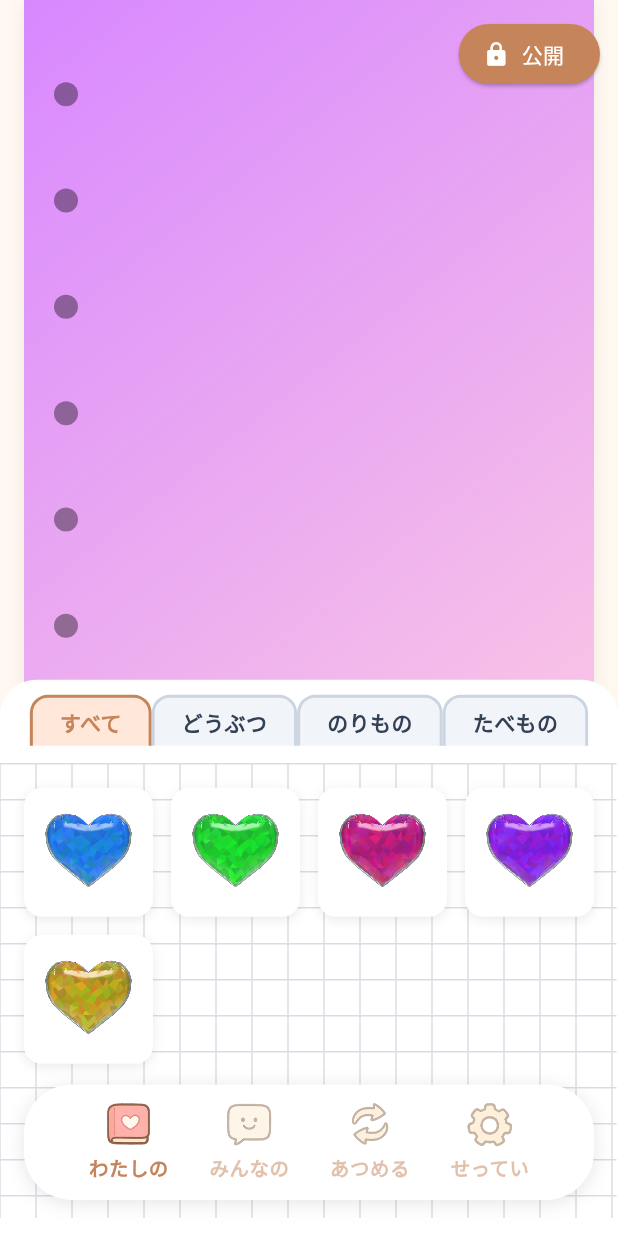
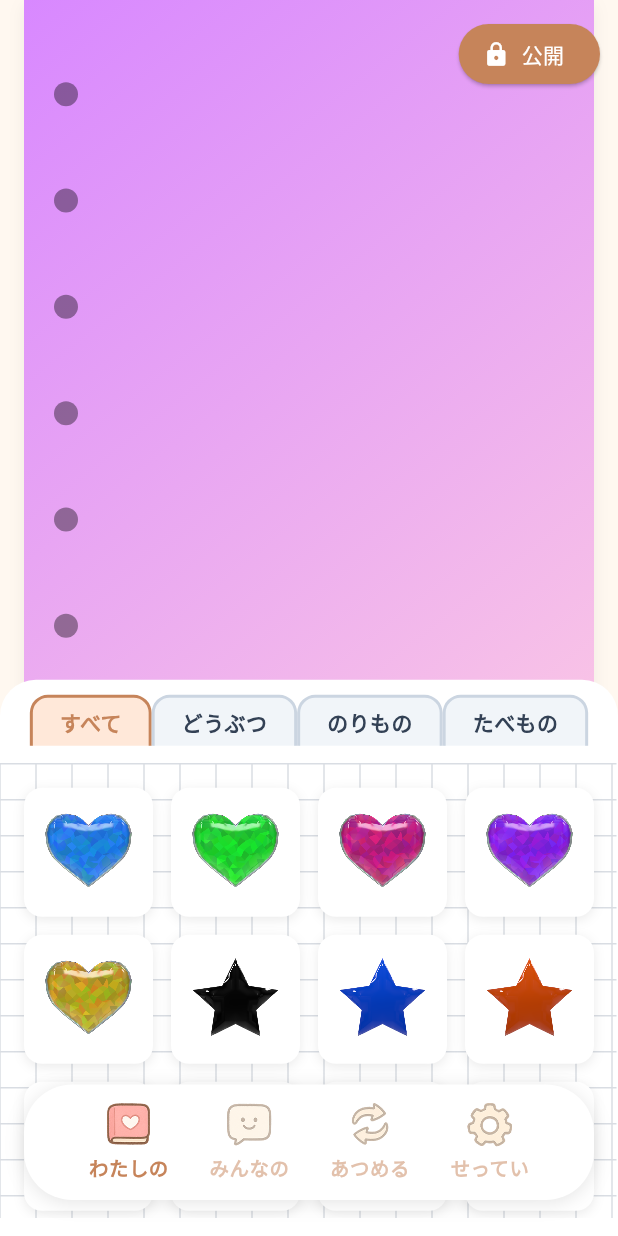
Before and after one commit to p2hacks2025/post-04, a Flutter app: the screen it shows after launch, on a phone screen of 412 x 824 dp. Run offline on Flutter 3.47's test engine with Material 3 defaults, Android fonts, the phone set to English and light mode, and no system bars; our stand-ins replace cloud_firestore, firebase_auth, firebase_core, google_fonts; missing offline and left inert: model_viewer_plus, photo_manager; accounts and stored records are empty; network calls fail; statements that could not run were skipped.

Commit message:
feat: ハート・星を追加

```diff
--- a/lib/features/sticker_book/data/sticker_master.dart
+++ b/lib/features/sticker_book/data/sticker_master.dart
@@ -59,4 +59,76 @@ const List<StickerData> stickerMasterData = [
     iconPath: 'assets/seals/hurt_yell_holo.png',
     rarity: 3,
   ),
+  StickerData(
+    number: 10,
+    id: 'star_black_001',
+    name: 'ほし（ブラック）',
+    assetPath: 'assets/seals/hosi_black.glb',
+    iconPath: 'assets/seals/hosi_black.png',
+    rarity: 3,
+  ),
+  StickerData(
+    number: 11,
+    id: 'star_blue_001',
+    name: 'ほし（ブルー）',
+    assetPath: 'assets/seals/hosi_blue.glb',
+    iconPath: 'assets/seals/hosi_blue.png',
+    rarity: 3,
+  ),
+  StickerData(
+    number: 12,
+    id: 'star_orange_001',
+    name: 'ほし（オレンジ）',
+    assetPath: 'assets/seals/hosi_oren.glb',
+    iconPath: 'assets/seals/hosi_oren.png',
+    rarity: 3,
+  ),
+  StickerData(
+    number: 13,
+    id: 'star_pink_001',
+    name: 'ほし（ピンク）',
+    assetPath: 'assets/seals/hosi_pink.glb',
+    iconPath: 'assets/seals/hosi_pink.png',
+    rarity: 3,
+  ),
+  StickerData(
+    number: 14,
+    id: 'heart_blue_002',
+    name: 'ハート（ブルー）',
+    assetPath: 'assets/seals/hurt_blue.glb',
+    iconPath: 'assets/seals/hurt_blue.png',
+    rarity: 2,
+  ),
+  StickerData(
+    number: 15,
+    id: 'heart_green_002',
+    name: 'ハート（グリーン）',
+    assetPath: 'assets/seals/hurt_gre.glb',
+    iconPath: 'assets/seals/hurt_gre.png',
+    rarity: 2,
+  ),
+  StickerData(
+    number: 16,
+    id: 'heart_pink_002',
+    name: 'ハート（ピンク）',
+    assetPath: 'assets/seals/hurt_pink.glb',
+    iconPath: 'assets/seals/hurt_pink.png',
+    rarity: 2,
+  ),
+  StickerData(
+    number: 17,
+    id: 'heart_purple_002',
+    name: 'ハート（パープル）',
+    assetPath: 'assets/seals/hurt_pur.glb',
+    iconPath: 'assets/seals/hurt_pur.png',
+    rarity: 2,
+  ),
+  StickerData(
+    number: 18,
+    id: 'heart_yellow_002',
+    name: 'ハート（イエロー）',
+    assetPath: 'assets/seals/hurt_yell.glb',
+    iconPath: 'assets/seals/hurt_yell.png',
+    rarity: 2,
+  ),
 ];
```
Also changed, not shown: assets/seals/hosi_black.png (added), assets/seals/hosi_blue.png (added), assets/seals/hosi_oren.png (added), assets/seals/hosi_pink.png (added), assets/seals/hurt_blue.png (added), assets/seals/hurt_gre.png (added), assets/seals/hurt_pink.png (added), assets/seals/hurt_pur.png (added), assets/seals/hurt_yell.png (added), 9 other files.
